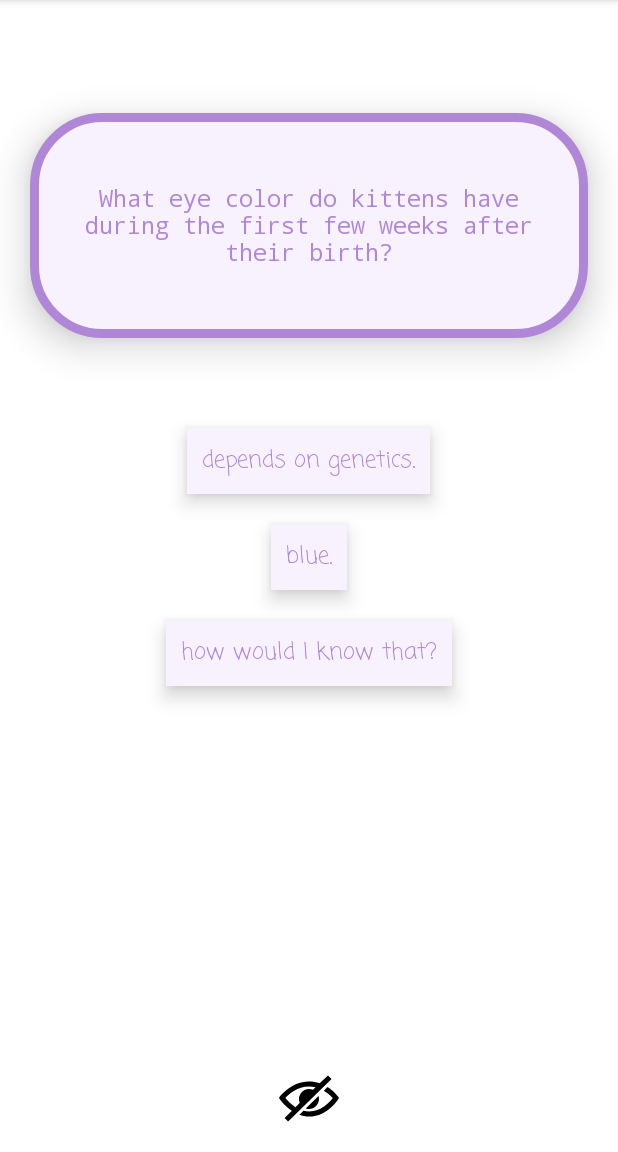
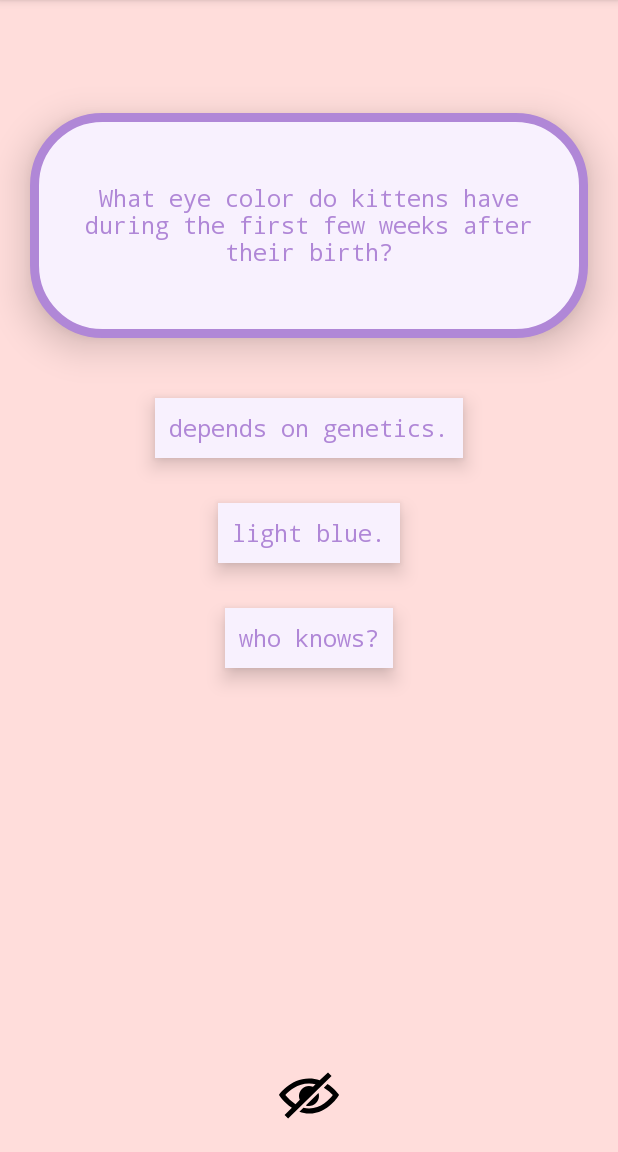
Before and after one commit to Bomi-Mia-Jung/FlashcardAppByMia, an Android app: the screen it shows after launch (MainActivity), on a phone screen of 412 x 824 dp, the part 84-1236 px from its top. Run offline under Robolectric (Android 15) with nearby library versions, the phone set to English and light mode, and no system bars.

Commit message:
most recent project code! yay!

```diff
--- a/app/src/main/res/layout/activity_main.xml
+++ b/app/src/main/res/layout/activity_main.xml
@@ -4,6 +4,7 @@
     xmlns:tools="http://schemas.android.com/tools"
     android:layout_width="match_parent"
     android:layout_height="match_parent"
+    android:background="@color/soft_pink"
     tools:context=".MainActivity">
 
     <TextView
@@ -45,11 +46,11 @@
         android:layout_width="wrap_content"
         android:layout_height="wrap_content"
         android:layout_below="@id/flashcard_question"
-        android:layout_marginTop="60dp"
+        android:layout_marginTop="40dp"
         android:layout_centerHorizontal="true"
         android:background="@color/tint_of_purple"
-    android:fontFamily="casual"
-        android:padding="10dp"
+        android:fontFamily="monospace"
+        android:padding="9dp"
         android:text="depends on genetics."
         android:textColor="#b087d7"
         android:textSize="15sp" />
@@ -60,12 +61,12 @@
         android:layout_width="wrap_content"
         android:layout_height="wrap_content"
         android:layout_below="@id/choice_1"
-        android:layout_marginTop="20dp"
+        android:layout_marginTop="30dp"
         android:layout_centerHorizontal="true"
         android:background="@color/tint_of_purple"
-        android:fontFamily="casual"
-        android:padding="10dp"
-        android:text="blue."
+        android:fontFamily="monospace"
+        android:padding="9dp"
+        android:text="light blue."
         android:textColor="#b087d7"
         android:textSize="15sp" />
 
@@ -75,12 +76,12 @@
         android:layout_width="wrap_content"
         android:layout_height="wrap_content"
         android:layout_below="@id/choice_2"
-        android:layout_marginTop="20dp"
+        android:layout_marginTop="30dp"
         android:layout_centerHorizontal="true"
         android:background="@color/tint_of_purple"
-        android:fontFamily="casual"
-        android:padding="10dp"
-        android:text="how would I know that?"
+        android:fontFamily="monospace"
+        android:padding="9dp"
+        android:text="who knows?"
         android:textColor="#b087d7"
         android:textSize="15sp" />
 
@@ -90,7 +91,7 @@
         android:layout_height="40dp"
         android:layout_centerHorizontal="true"
         android:layout_alignParentBottom="true"
-        android:layout_marginBottom="15dp"
+        android:layout_marginBottom="17dp"
         android:src="@drawable/closed_eye"/>
 
 
```
